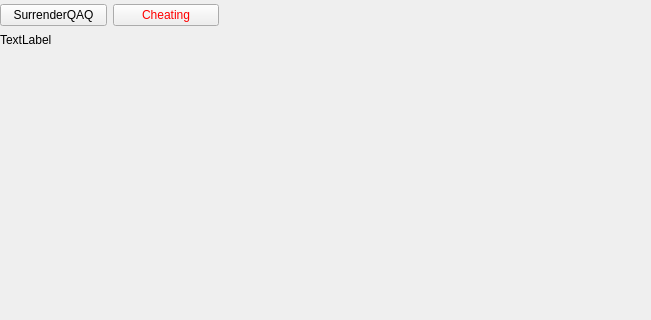
Above: NoGo-Task1-2.0/mainwindow.ui from SakuraMarble/Team9_Final before the change; both pictures show x 0 to 651 and y 0 to 320 of the 800 by 600 pixel window. Below: the same form after it.
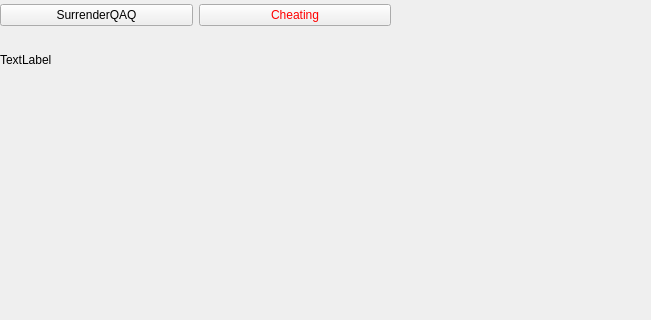
That is the form after the change.

```diff
--- a/NoGo-Task1-2.0/mainwindow.ui
+++ b/NoGo-Task1-2.0/mainwindow.ui
@@ -55,8 +55,8 @@
    <widget class="QLabel" name="label">
     <property name="geometry">
      <rect>
-      <x>180</x>
-      <y>0</y>
+      <x>0</x>
+      <y>30</y>
       <width>311</width>
       <height>21</height>
      </rect>
@@ -70,7 +70,7 @@
      <rect>
       <x>0</x>
       <y>0</y>
-      <width>219</width>
+      <width>391</width>
       <height>31</height>
      </rect>
     </property>
@@ -98,7 +98,7 @@
     <property name="geometry">
      <rect>
       <x>0</x>
-      <y>30</y>
+      <y>50</y>
       <width>281</width>
       <height>20</height>
      </rect>
```
Left out of the diff: 2 changed lines with no effect on the pictures.
